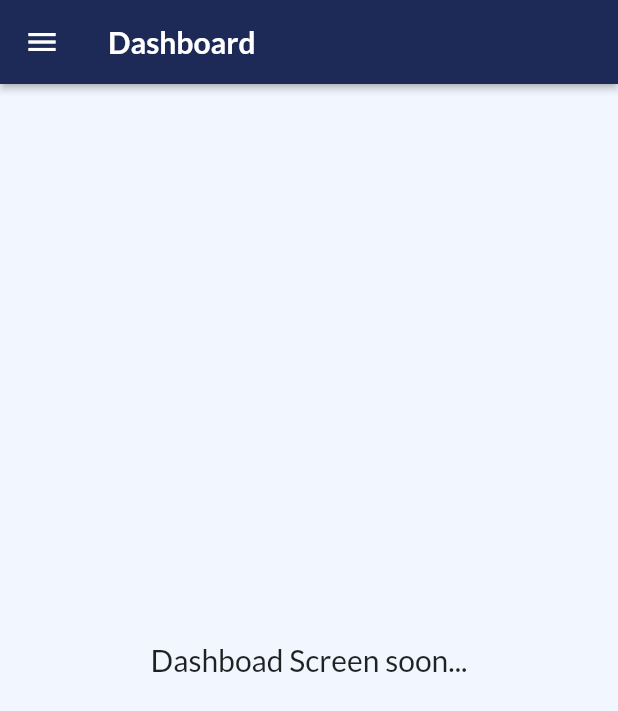
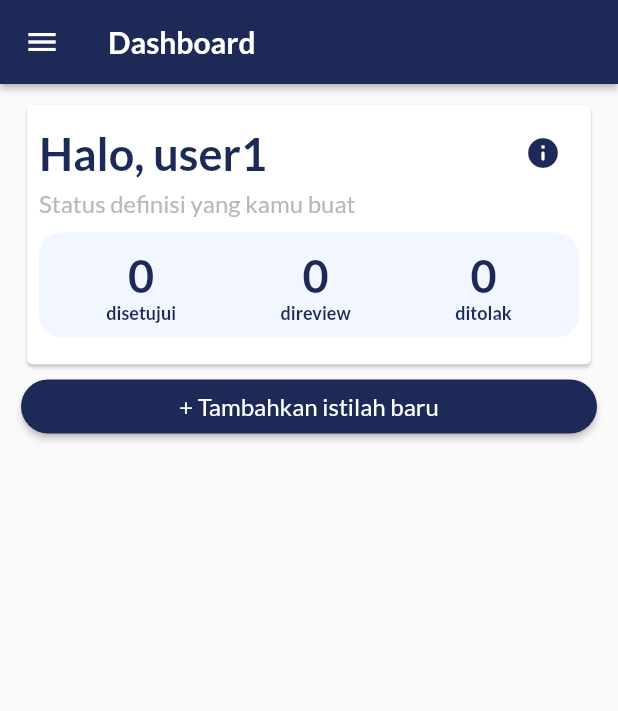
Before and after one commit to novannp/flutter_kbti, a Flutter app: the DashboardScreen screen opened directly, on a phone screen of 412 x 824 dp. Shown: the top 711 px of the screen. Run offline on Flutter 3.47's test engine with Material 2 defaults, Android fonts, the phone set to English and light mode, and no system bars; our stand-ins replace google_fonts, shared_preferences; accounts and stored records are empty; network calls fail.

Commit message:
[add] Dashboard content and fix some code

```diff
--- a/lib/providers/theme_provider.dart
+++ b/lib/providers/theme_provider.dart
@@ -1,6 +1,5 @@
 import 'package:flutter/material.dart';
 import 'package:shared_preferences/shared_preferences.dart';
-import '../screens/themes.dart';
 
 class ThemeProvider with ChangeNotifier {
   String currentTheme = 'system';
--- a/lib/screens/about_screen.dart
+++ b/lib/screens/about_screen.dart
@@ -5,7 +5,6 @@ import 'package:kbti_app/widgets/navigation_drawer.dart';
 import 'package:kbti_app/widgets/scroll_behaviour.dart';
 
 import '../widgets/custom_app_bar.dart';
-import 'themes.dart';
 
 class AboutScreen extends StatelessWidget {
   const AboutScreen({Key? key}) : super(key: key);
@@ -72,7 +71,6 @@ class AboutScreen extends StatelessWidget {
                       const Divider(),
                       const SizedBox(height: 10),
                       Wrap(
-                        alignment: WrapAlignment.spaceBetween,
                         spacing: 20,
                         runSpacing: 20,
                         children: const [
@@ -85,7 +83,7 @@ class AboutScreen extends StatelessWidget {
                               networkImage: 'https://picsum.photos/300',
                               collage: 'Institut Teknologi Garut'),
                           AvatarDeveloper(
-                              name: 'Tryo Asnafi\n',
+                              name: 'Tryo Asnafi',
                               networkImage: 'https://picsum.photos/400',
                               collage: 'Politeknik Negeri Bengkalis'),
                           AvatarDeveloper(
--- a/lib/screens/dashboard_screen.dart
+++ b/lib/screens/dashboard_screen.dart
@@ -1,5 +1,5 @@
 import 'package:flutter/material.dart';
-import 'package:google_fonts/google_fonts.dart';
+import 'package:kbti_app/widgets/custom_button.dart';
 import 'package:kbti_app/widgets/custom_app_bar.dart';
 import 'package:kbti_app/widgets/navigation_drawer.dart';
 
@@ -13,12 +13,109 @@ class DashboardScreen extends StatelessWidget {
     return Scaffold(
       drawer: const NavigationDrawer(),
       appBar: buildAppBar('Dashboard'),
-      body: Center(
-        child: Text(
-          'Dashboad Screen soon...',
-          style: GoogleFonts.lato(
-            fontSize: 20,
-          ),
+      body: Padding(
+        padding: const EdgeInsets.only(
+          left: 14,
+          right: 14,
+          top: 10,
+        ),
+        child: ListView(
+          children: [
+            buildDashboardCard(context),
+            CustomButton(
+              onPressed: () {},
+              title: '+ Tambahkan istilah baru',
+            ),
+          ],
+        ),
+      ),
+    );
+  }
+
+  Card buildDashboardCard(BuildContext context) {
+    return Card(
+      child: Padding(
+        padding: const EdgeInsets.all(8.0),
+        child: Column(
+          crossAxisAlignment: CrossAxisAlignment.start,
+          children: [
+            Row(
+              mainAxisAlignment: MainAxisAlignment.spaceBetween,
+              children: [
+                Text(
+                  'Halo, user1',
+                  style: Theme.of(context).textTheme.headline1,
+                ),
+                IconButton(
+                    onPressed: () {
+                      showDialog(
+                          context: context,
+                          builder: (context) {
+                            return AlertDialog(
+                              title: const Text('Info'),
+                              titleTextStyle:
+                                  Theme.of(context).textTheme.headline3,
+                              content: const Text(
+                                  'Setiap definisi dari istilah yang kamu buat akan direview oleh admin, setelah itu jika diterima maka istilahmu akan ditampilkan untuk publik'),
+                            );
+                          });
+                    },
+                    icon: const Icon(Icons.info_rounded))
+              ],
+            ),
+            Text(
+              'Status definisi yang kamu buat',
+              style: Theme.of(context).textTheme.headline5,
+            ),
+            Container(
+                margin: const EdgeInsets.symmetric(vertical: 10),
+                padding: const EdgeInsets.all(10),
+                decoration: BoxDecoration(
+                  color: bgChipColor,
+                  borderRadius: BorderRadius.circular(15),
+                ),
+                child: Row(
+                  mainAxisAlignment: MainAxisAlignment.spaceAround,
+                  children: [
+                    Column(
+                      children: [
+                        Text(
+                          '0',
+                          style: Theme.of(context).textTheme.headline1,
+                        ),
+                        Text(
+                          'disetujui',
+                          style: Theme.of(context).textTheme.headline6,
+                        )
+                      ],
+                    ),
+                    Column(
+                      children: [
+                        Text(
+                          '0',
+                          style: Theme.of(context).textTheme.headline1,
+                        ),
+                        Text(
+                          'direview',
+                          style: Theme.of(context).textTheme.headline6,
+                        )
+                      ],
+                    ),
+                    Column(
+                      children: [
+                        Text(
+                          '0',
+                          style: Theme.of(context).textTheme.headline1,
+                        ),
+                        Text(
+                          'ditolak',
+                          style: Theme.of(context).textTheme.headline6,
+                        )
+                      ],
+                    )
+                  ],
+                ))
+          ],
         ),
       ),
     );
--- a/lib/screens/splash_screen.dart
+++ b/lib/screens/splash_screen.dart
@@ -17,7 +17,7 @@ class _SplashScreenState extends State<SplashScreen> {
     Timer(const Duration(seconds: 2), () {
       // Navigator.pushNamedAndRemoveUntil(context, '/home', (route) => false);
       Navigator.of(context).push(MaterialPageRoute(builder: (context) {
-        return LoginScreen();
+        return const LoginScreen();
       }));
     });
     super.initState();
--- a/lib/screens/themes.dart
+++ b/lib/screens/themes.dart
@@ -3,28 +3,26 @@ import 'package:google_fonts/google_fonts.dart';
 
 bool isDarkMode = false;
 Color blueColor = const Color(0xff1d2a57);
-Color blueColorAccent = const Color(0xff1358B4);
 Color greyColor = const Color(0xffdadce0);
 Color bgChipColor = const Color(0xfff2f7ff);
 Color blueDarkColor = const Color(0xFF08133A);
 
 ThemeData darkTheme = ThemeData(
-    elevatedButtonTheme: ElevatedButtonThemeData(
-        style: ElevatedButton.styleFrom(primary: blueColorAccent)),
-    progressIndicatorTheme: ProgressIndicatorThemeData(color: Colors.white),
+    progressIndicatorTheme:
+        const ProgressIndicatorThemeData(color: Colors.white),
     brightness: Brightness.dark,
     appBarTheme: const AppBarTheme(
       backgroundColor: Color(0xff23272a),
     ),
     chipTheme: ChipThemeData(
-      backgroundColor: Color.fromARGB(255, 44, 44, 44),
+      backgroundColor: const Color.fromARGB(255, 44, 44, 44),
       labelStyle: GoogleFonts.lato(
         fontSize: 12,
         color: Colors.white,
         fontWeight: FontWeight.bold,
       ),
     ),
-    listTileTheme: ListTileThemeData(iconColor: Colors.white),
+    listTileTheme: const ListTileThemeData(iconColor: Colors.white),
     dialogTheme: DialogTheme(
         backgroundColor: const Color(0xff23272a),
         titleTextStyle: GoogleFonts.lato(color: Colors.white),
@@ -61,8 +59,8 @@ ThemeData darkTheme = ThemeData(
           color: Colors.white,
         ),
         headline5: GoogleFonts.lato(
-          fontSize: 15,
-          fontWeight: FontWeight.bold,
+          fontSize: 16,
+          color: const Color.fromARGB(255, 255, 255, 255),
         ),
         headline6: GoogleFonts.lato(
           fontSize: 12,
@@ -74,11 +72,11 @@ ThemeData darkTheme = ThemeData(
         )));
 
 ThemeData lightTheme = ThemeData(
-  scaffoldBackgroundColor: bgChipColor,
-  elevatedButtonTheme: ElevatedButtonThemeData(
-      style: ElevatedButton.styleFrom(primary: blueColor)),
   progressIndicatorTheme: ProgressIndicatorThemeData(color: blueColor),
   primaryColor: blueColor,
+  buttonTheme: ButtonThemeData(
+    buttonColor: blueColor,
+  ),
   brightness: Brightness.light,
   appBarTheme: AppBarTheme(backgroundColor: blueColor),
   chipTheme: ChipThemeData(
@@ -113,8 +111,8 @@ ThemeData lightTheme = ThemeData(
       color: Colors.black,
     ),
     headline5: GoogleFonts.lato(
-      fontSize: 15,
-      fontWeight: FontWeight.bold,
+      fontSize: 16,
+      color: const Color.fromARGB(255, 184, 184, 184),
     ),
     headline6: GoogleFonts.lato(
       fontSize: 12,
--- a/lib/widgets/avatar_developer.dart
+++ b/lib/widgets/avatar_developer.dart
@@ -1,7 +1,5 @@
 import 'package:flutter/material.dart';
 import 'package:google_fonts/google_fonts.dart';
-
-import '../screens/themes.dart';
 
 class AvatarDeveloper extends StatelessWidget {
   final String name;
--- a/lib/widgets/chip_category.dart
+++ b/lib/widgets/chip_category.dart
@@ -1,7 +1,5 @@
 import 'package:flutter/material.dart';
-import 'package:google_fonts/google_fonts.dart';
 import 'package:kbti_app/screens/themes.dart';
-import 'package:provider/provider.dart';
 
 class ChipCategory extends StatefulWidget {
   final String label;
--- a/lib/widgets/custom_app_bar.dart
+++ b/lib/widgets/custom_app_bar.dart
@@ -1,7 +1,5 @@
 import 'package:flutter/material.dart';
 import 'package:google_fonts/google_fonts.dart';
-
-import '../screens/themes.dart';
 
 AppBar buildAppBar(String title) {
   return AppBar(
--- /dev/null
+++ b/lib/widgets/custom_button.dart
@@ -0,0 +1,27 @@
+import 'package:flutter/material.dart';
+import 'package:kbti_app/screens/themes.dart';
+
+// ignore: must_be_immutable
+class CustomButton extends StatelessWidget {
+  String title;
+  Function() onPressed;
+  CustomButton({
+    Key? key,
+    required this.title,
+    required this.onPressed,
+  }) : super(key: key);
+
+  @override
+  Widget build(BuildContext context) {
+    return ElevatedButton(
+      style: ElevatedButton.styleFrom(
+          primary: blueColor,
+          shape: RoundedRectangleBorder(
+            borderRadius: BorderRadius.circular(30),
+          ),
+          textStyle: Theme.of(context).textTheme.headline5),
+      onPressed: onPressed,
+      child: Text(title),
+    );
+  }
+}
--- a/lib/widgets/definition_card.dart
+++ b/lib/widgets/definition_card.dart
@@ -7,7 +7,6 @@ import 'package:flutter/services.dart';
 import 'package:google_fonts/google_fonts.dart';
 import 'package:intl/intl.dart';
 import 'package:kbti_app/models/definition.dart';
-import 'package:kbti_app/screens/themes.dart';
 import 'package:kbti_app/widgets/chip_category.dart';
 
 class DefinitionCard extends StatelessWidget {
--- a/lib/widgets/drawer_list_tile.dart
+++ b/lib/widgets/drawer_list_tile.dart
@@ -1,5 +1,4 @@
 import 'package:flutter/material.dart';
-import 'package:google_fonts/google_fonts.dart';
 
 import '../screens/themes.dart';
 
--- a/lib/widgets/navigation_drawer.dart
+++ b/lib/widgets/navigation_drawer.dart
@@ -131,7 +131,7 @@ class _NavigationDrawerState extends State<NavigationDrawer> {
           onPressed: () {
             Navigator.of(context).pushAndRemoveUntil(
                 MaterialPageRoute(
-                  builder: (context) => LoginScreen(),
+                  builder: (context) => const LoginScreen(),
                 ),
                 (route) => false);
           },
--- a/lib/widgets/settings_list_tile.dart
+++ b/lib/widgets/settings_list_tile.dart
@@ -1,11 +1,10 @@
 import 'package:flutter/material.dart';
-import 'package:flutter/src/widgets/framework.dart';
 
 class SettingListTile extends StatelessWidget {
   const SettingListTile({Key? key}) : super(key: key);
 
   @override
   Widget build(BuildContext context) {
-    return Center();
+    return const Center();
   }
 }
```
Also changed, not shown: lib/screens/login_screen.dart (+5 -9 lines), lib/screens/sign_up_screen.dart (renamed from lib/screens/signup.screen.dart, +7 -9 lines), lib/widgets/button.dart (deleted, +0 -26 lines), lib/widgets/form_input.dart (+8 -7 lines).
